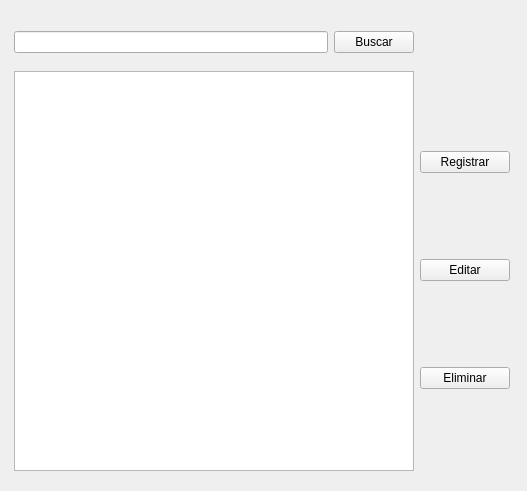
Before: the Qt Designer form View/PacientesForm.ui in javierocrono/Proyecto-FInal-TC-Software, drawn with Qt 5.
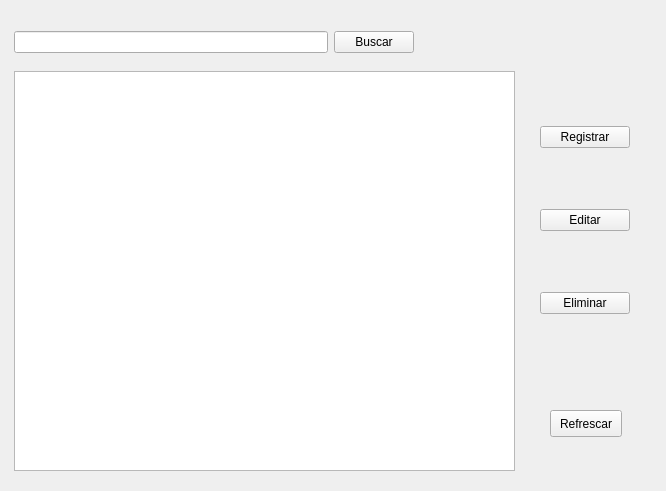
After: the same form once the commit is applied.

Commit message: Solo Falta mostrar numero de Horas en medicos y pacientes

```diff
--- a/View/PacientesForm.ui
+++ b/View/PacientesForm.ui
@@ -6,7 +6,7 @@
    <rect>
     <x>0</x>
     <y>0</y>
-    <width>527</width>
+    <width>666</width>
     <height>491</height>
    </rect>
   </property>
@@ -16,16 +16,16 @@
   <widget class="QWidget" name="widget" native="true">
    <property name="geometry">
     <rect>
-     <x>420</x>
+     <x>540</x>
      <y>71</y>
      <width>90</width>
-     <height>400</height>
+     <height>301</height>
     </rect>
    </property>
    <property name="minimumSize">
     <size>
-     <width>90</width>
-     <height>400</height>
+     <width>0</width>
+     <height>0</height>
     </size>
    </property>
    <layout class="QGridLayout" name="gridLayout">
@@ -57,7 +57,7 @@
     <rect>
      <x>14</x>
      <y>71</y>
-     <width>400</width>
+     <width>501</width>
      <height>400</height>
     </rect>
    </property>
@@ -96,6 +96,19 @@
     </item>
    </layout>
   </widget>
+  <widget class="QPushButton" name="btn_refrescar">
+   <property name="geometry">
+    <rect>
+     <x>550</x>
+     <y>410</y>
+     <width>72</width>
+     <height>27</height>
+    </rect>
+   </property>
+   <property name="text">
+    <string>Refrescar</string>
+   </property>
+  </widget>
  </widget>
  <resources/>
  <connections/>
```
Left out of the diff: 14 changed lines with no effect on the pictures. The commit also changes 39 other files.
